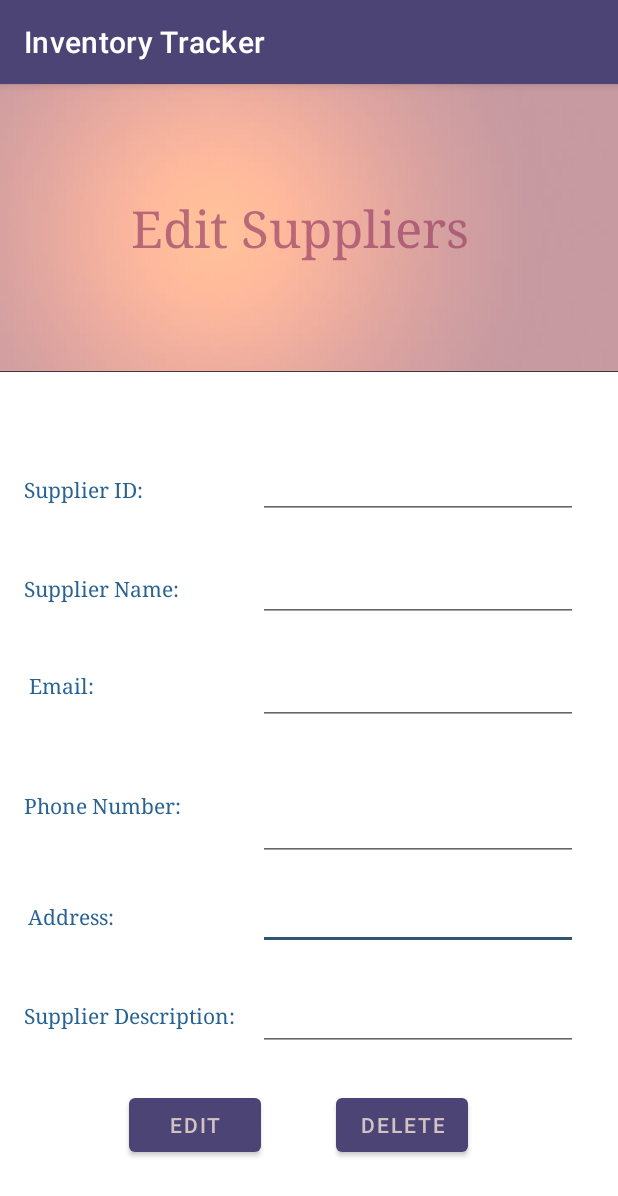
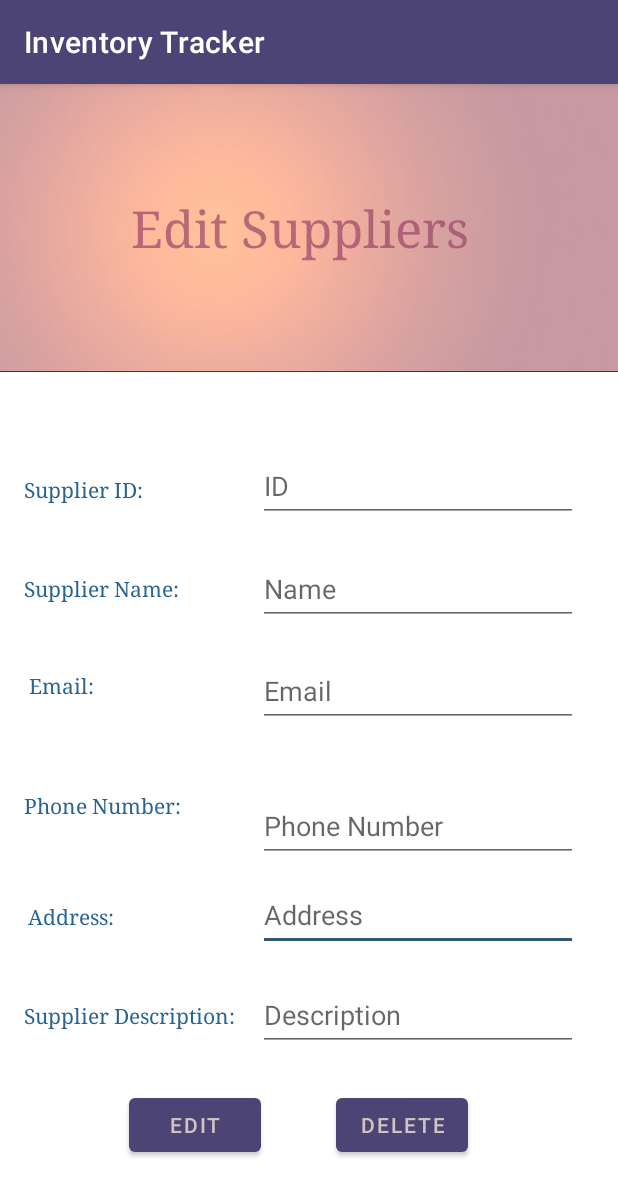
Before and after one commit to jacqeinz/Team-Project-CS-458, an Android app: the supplieredit screen opened directly, with no data from a screen before it, on a phone screen of 412 x 824 dp. Shown: the top 1196 px of the screen. Run offline under Robolectric (Android 15) with nearby library versions, the light colour scheme and no system bars.

Commit message:
Adjusted input types on some edittext

```diff
--- a/app/src/main/res/layout/activity_editproduct.xml
+++ b/app/src/main/res/layout/activity_editproduct.xml
@@ -136,7 +136,7 @@
     <EditText
         android:id="@+id/proqty"
         android:layout_width="112dp"
-        android:layout_height="44dp"
+        android:layout_height="48dp"
         android:ems="10"
         android:fontFamily="serif"
         android:hint="Quantity"
@@ -153,7 +153,7 @@
     <EditText
         android:id="@+id/proprice"
         android:layout_width="116dp"
-        android:layout_height="41dp"
+        android:layout_height="48dp"
         android:ems="10"
         android:fontFamily="serif"
         android:hint="Price"
--- a/app/src/main/res/layout/activity_supplier_add.xml
+++ b/app/src/main/res/layout/activity_supplier_add.xml
@@ -11,6 +11,7 @@
         android:layout_width="wrap_content"
         android:layout_height="wrap_content"
         android:ems="10"
+        android:hint="Address"
         android:inputType="textPersonName"
         android:minHeight="48dp"
         app:layout_constraintBottom_toBottomOf="parent"
@@ -25,6 +26,7 @@
         android:layout_width="wrap_content"
         android:layout_height="wrap_content"
         android:ems="10"
+        android:hint="Phone Numer"
         android:inputType="textPersonName"
         android:minHeight="48dp"
         app:layout_constraintBottom_toBottomOf="parent"
@@ -81,6 +83,7 @@
         android:layout_width="wrap_content"
         android:layout_height="wrap_content"
         android:ems="10"
+        android:hint="Enter Email"
         android:inputType="textPersonName"
         android:minHeight="48dp"
         app:layout_constraintBottom_toBottomOf="parent"
--- a/app/src/main/res/layout/activity_supplieredit.xml
+++ b/app/src/main/res/layout/activity_supplieredit.xml
@@ -53,7 +53,9 @@
         android:layout_width="wrap_content"
         android:layout_height="wrap_content"
         android:ems="10"
+        android:hint="Address"
         android:inputType="textPersonName"
+        android:minHeight="48dp"
         app:layout_constraintBottom_toBottomOf="parent"
         app:layout_constraintEnd_toEndOf="parent"
         app:layout_constraintHorizontal_bias="0.865"
@@ -66,7 +68,9 @@
         android:layout_width="wrap_content"
         android:layout_height="wrap_content"
         android:ems="10"
+        android:hint="Phone Number"
         android:inputType="textPersonName"
+        android:minHeight="48dp"
         app:layout_constraintBottom_toBottomOf="parent"
         app:layout_constraintEnd_toEndOf="parent"
         app:layout_constraintHorizontal_bias="0.865"
@@ -119,7 +123,9 @@
         android:layout_width="wrap_content"
         android:layout_height="wrap_content"
         android:ems="10"
-        android:inputType="textPersonName"
+        android:hint="ID"
+        android:inputType="number"
+        android:minHeight="48dp"
         app:layout_constraintBottom_toBottomOf="parent"
         app:layout_constraintEnd_toEndOf="parent"
         app:layout_constraintHorizontal_bias="0.865"
@@ -132,7 +138,9 @@
         android:layout_width="wrap_content"
         android:layout_height="wrap_content"
         android:ems="10"
-        android:inputType="textPersonName"
+        android:hint="Email"
+        android:inputType="text"
+        android:minHeight="48dp"
         app:layout_constraintBottom_toBottomOf="parent"
         app:layout_constraintEnd_toEndOf="parent"
         app:layout_constraintHorizontal_bias="0.865"
@@ -145,7 +153,9 @@
         android:layout_width="wrap_content"
         android:layout_height="wrap_content"
         android:ems="10"
+        android:hint="Description"
         android:inputType="textPersonName"
+        android:minHeight="48dp"
         app:layout_constraintBottom_toBottomOf="parent"
         app:layout_constraintEnd_toEndOf="parent"
         app:layout_constraintHorizontal_bias="0.865"
@@ -211,7 +221,9 @@
         android:layout_width="wrap_content"
         android:layout_height="wrap_content"
         android:ems="10"
+        android:hint="Name"
         android:inputType="textPersonName"
+        android:minHeight="48dp"
         app:layout_constraintBottom_toBottomOf="parent"
         app:layout_constraintEnd_toEndOf="parent"
         app:layout_constraintHorizontal_bias="0.865"
```
